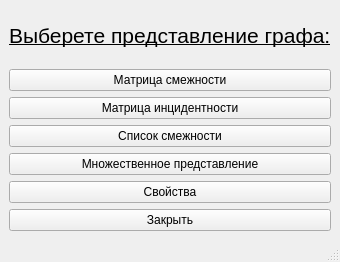
The window that mainwindow.ui (Laitielly/BiblioGraph) describes before a commit, drawn with Qt 5.
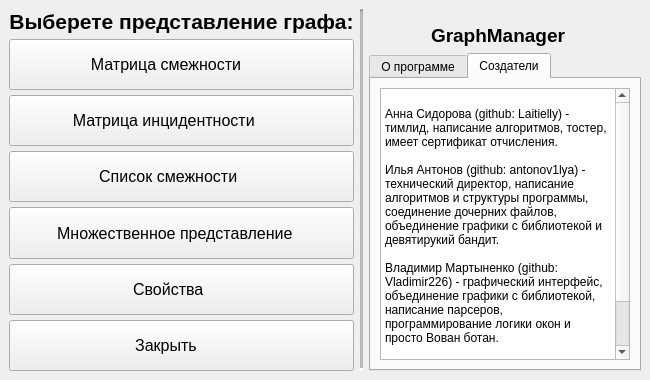
The same window after the commit. Icons and pictures are not drawn.

```diff
--- a/mainwindow.ui
+++ b/mainwindow.ui
@@ -6,8 +6,8 @@
    <rect>
     <x>0</x>
     <y>0</y>
-    <width>340</width>
-    <height>262</height>
+    <width>650</width>
+    <height>380</height>
    </rect>
   </property>
   <property name="windowTitle">
@@ -15,94 +15,400 @@
   </property>
   <widget class="QWidget" name="centralwidget">
    <layout class="QGridLayout" name="gridLayout">
-    <item row="2" column="0">
-     <layout class="QVBoxLayout" name="verticalLayout">
+    <item row="1" column="2">
+     <layout class="QVBoxLayout" name="verticalLayout_3">
       <item>
-       <widget class="QPushButton" name="btn_matrix_adjacency">
-        <property name="text">
-         <string>Матрица смежности</string>
+       <layout class="QHBoxLayout" name="horizontalLayout">
+        <property name="spacing">
+         <number>6</number>
         </property>
-       </widget>
-      </item>
-      <item>
-       <widget class="QPushButton" name="btn_matrix_incid">
-        <property name="text">
-         <string>Матрица инцидентности</string>
+        <property name="topMargin">
+         <number>15</number>
         </property>
-       </widget>
+        <item>
+         <spacer name="horizontalSpacer">
+          <property name="orientation">
+           <enum>Qt::Horizontal</enum>
+          </property>
+          <property name="sizeHint" stdset="0">
+           <size>
+            <width>40</width>
+            <height>20</height>
+           </size>
+          </property>
+         </spacer>
+        </item>
+        <item>
+         <widget class="QLabel" name="label_2">
+          <property name="font">
+           <font>
+            <pointsize>14</pointsize>
+            <weight>75</weight>
+            <bold>true</bold>
+            <underline>false</underline>
+           </font>
+          </property>
+          <property name="text">
+           <string>GraphManager</string>
+          </property>
+         </widget>
+        </item>
+        <item>
+         <widget class="QLabel" name="label_3">
+          <property name="text">
+           <string/>
+          </property>
+          <property name="pixmap">
+           <pixmap resource="resources.qrc">:/resourses/graph (2).png</pixmap>
+          </property>
+          <property name="alignment">
+           <set>Qt::AlignCenter</set>
+          </property>
+         </widget>
+        </item>
+        <item>
+         <spacer name="horizontalSpacer_2">
+          <property name="orientation">
+           <enum>Qt::Horizontal</enum>
+          </property>
+          <property name="sizeHint" stdset="0">
+           <size>
+            <width>40</width>
+            <height>20</height>
+           </size>
+          </property>
+         </spacer>
+        </item>
+       </layout>
       </item>
       <item>
-       <widget class="QPushButton" name="btn_list_adjacency">
-        <property name="text">
-         <string>Список смежности</string>
+       <widget class="QTabWidget" name="tabWidget">
+        <property name="currentIndex">
+         <number>1</number>
         </property>
-       </widget>
-      </item>
-      <item>
-       <widget class="QPushButton" name="btn_multrepres">
-        <property name="text">
-         <string>Множественное представление</string>
-        </property>
-       </widget>
-      </item>
-      <item>
-       <widget class="QPushButton" name="btn_properties">
-        <property name="text">
-         <string>Свойства</string>
-        </property>
-       </widget>
-      </item>
-     </layout>
-    </item>
-    <item row="3" column="0">
-     <layout class="QHBoxLayout" name="horizontalLayout">
-      <item>
-       <widget class="QPushButton" name="mainExit">
-        <property name="text">
-         <string>Закрыть</string>
-        </property>
+        <widget class="QWidget" name="tab_3">
+         <attribute name="title">
+          <string>О программе</string>
+         </attribute>
+         <layout class="QGridLayout" name="gridLayout_2">
+          <item row="0" column="0">
+           <widget class="QPlainTextEdit" name="plainTextEdit">
+            <property name="readOnly">
+             <bool>true</bool>
+            </property>
+           </widget>
+          </item>
+         </layout>
+        </widget>
+        <widget class="QWidget" name="tab_4">
+         <attribute name="title">
+          <string>Создатели</string>
+         </attribute>
+         <layout class="QGridLayout" name="gridLayout_3">
+          <item row="0" column="1">
+           <widget class="QPlainTextEdit" name="plainTextEdit_2">
+            <property name="frameShape">
+             <enum>QFrame::StyledPanel</enum>
+            </property>
+            <property name="readOnly">
+             <bool>true</bool>
+            </property>
+            <property name="plainText">
+             <string>
+Анна Сидорова (github: Laitielly) - тимлид, написание алгоритмов, тостер, имеет сертификат отчисления.
+
+Илья Антонов (github: antonov1lya) - технический директор, написание алгоритмов и структуры программы, соединение дочерних файлов, объединение графики с библиотекой и девятирукий бандит.
+
+Владимир Мартыненко (github: Vladimir226) - графический интерфейс, объединение графики с библиотекой, написание парсеров, программирование логики окон и просто Вован ботан.
+
+Владислав Будилин (github: vabudilin) - написание алгоритмов и начальник левой тройки ижэка.</string>
+            </property>
+            <property name="overwriteMode">
+             <bool>false</bool>
+            </property>
+            <property name="backgroundVisible">
+             <bool>false</bool>
+            </property>
+            <property name="centerOnScroll">
+             <bool>false</bool>
+            </property>
+           </widget>
+          </item>
+         </layout>
+        </widget>
        </widget>
       </item>
      </layout>
     </item>
     <item row="1" column="0">
-     <widget class="QLabel" name="label">
-      <property name="font">
-       <font>
-        <pointsize>16</pointsize>
-        <underline>true</underline>
-       </font>
+     <layout class="QVBoxLayout" name="verticalLayout_2">
+      <item>
+       <layout class="QVBoxLayout" name="verticalLayout">
+        <property name="spacing">
+         <number>5</number>
+        </property>
+        <property name="sizeConstraint">
+         <enum>QLayout::SetDefaultConstraint</enum>
+        </property>
+        <property name="leftMargin">
+         <number>0</number>
+        </property>
+        <property name="topMargin">
+         <number>0</number>
+        </property>
+        <item>
+         <widget class="QLabel" name="label">
+          <property name="sizePolicy">
+           <sizepolicy hsizetype="Preferred" vsizetype="Minimum">
+            <horstretch>0</horstretch>
+            <verstretch>0</verstretch>
+           </sizepolicy>
+          </property>
+          <property name="font">
+           <font>
+            <pointsize>16</pointsize>
+            <weight>75</weight>
+            <bold>true</bold>
+            <underline>false</underline>
+           </font>
+          </property>
+          <property name="layoutDirection">
+           <enum>Qt::LeftToRight</enum>
+          </property>
+          <property name="autoFillBackground">
+           <bool>false</bool>
+          </property>
+          <property name="text">
+           <string>Выберете представление графа:</string>
+          </property>
+          <property name="textFormat">
+           <enum>Qt::PlainText</enum>
+          </property>
+          <property name="scaledContents">
+           <bool>true</bool>
+          </property>
+          <property name="alignment">
+           <set>Qt::AlignCenter</set>
+          </property>
+         </widget>
+        </item>
+        <item>
+         <widget class="QPushButton" name="btn_matrix_adjacency">
+          <property name="sizePolicy">
+           <sizepolicy hsizetype="Minimum" vsizetype="Minimum">
+            <horstretch>0</horstretch>
+            <verstretch>10</verstretch>
+           </sizepolicy>
+          </property>
+          <property name="font">
+           <font>
+            <pointsize>12</pointsize>
+           </font>
+          </property>
+          <property name="layoutDirection">
+           <enum>Qt::LeftToRight</enum>
+          </property>
+          <property name="text">
+           <string>             Матрица смежности                    </string>
+          </property>
+          <property name="icon">
+           <iconset resource="resources.qrc">
+            <normaloff>:/resourses/neo.png</normaloff>:/resourses/neo.png</iconset>
+          </property>
+          <property name="iconSize">
+           <size>
+            <width>32</width>
+            <height>32</height>
+           </size>
+          </property>
+         </widget>
+        </item>
+        <item>
+         <widget class="QPushButton" name="btn_matrix_incid">
+          <property name="sizePolicy">
+           <sizepolicy hsizetype="Minimum" vsizetype="Minimum">
+            <horstretch>0</horstretch>
+            <verstretch>10</verstretch>
+           </sizepolicy>
+          </property>
+          <property name="font">
+           <font>
+            <pointsize>12</pointsize>
+           </font>
+          </property>
+          <property name="layoutDirection">
+           <enum>Qt::LeftToRight</enum>
+          </property>
+          <property name="text">
+           <string>         Матрица инцидентности                 </string>
+          </property>
+          <property name="icon">
+           <iconset resource="resources.qrc">
+            <normaloff>:/resourses/morpheus.png</normaloff>:/resourses/morpheus.png</iconset>
+          </property>
+          <property name="iconSize">
+           <size>
+            <width>32</width>
+            <height>32</height>
+           </size>
+          </property>
+          <property name="autoExclusive">
+           <bool>false</bool>
+          </property>
+          <property name="default">
+           <bool>false</bool>
+          </property>
+         </widget>
+        </item>
+        <item>
+         <widget class="QPushButton" name="btn_list_adjacency">
+          <property name="sizePolicy">
+           <sizepolicy hsizetype="Minimum" vsizetype="Minimum">
+            <horstretch>0</horstretch>
+            <verstretch>10</verstretch>
+           </sizepolicy>
+          </property>
+          <property name="font">
+           <font>
+            <pointsize>12</pointsize>
+           </font>
+          </property>
+          <property name="layoutDirection">
+           <enum>Qt::LeftToRight</enum>
+          </property>
+          <property name="text">
+           <string>              Список смежности                    </string>
+          </property>
+          <property name="icon">
+           <iconset resource="resources.qrc">
+            <normaloff>:/resourses/niobe.png</normaloff>:/resourses/niobe.png</iconset>
+          </property>
+          <property name="iconSize">
+           <size>
+            <width>32</width>
+            <height>32</height>
+           </size>
+          </property>
+         </widget>
+        </item>
+        <item>
+         <widget class="QPushButton" name="btn_multrepres">
+          <property name="sizePolicy">
+           <sizepolicy hsizetype="Minimum" vsizetype="Minimum">
+            <horstretch>0</horstretch>
+            <verstretch>10</verstretch>
+           </sizepolicy>
+          </property>
+          <property name="font">
+           <font>
+            <pointsize>12</pointsize>
+           </font>
+          </property>
+          <property name="layoutDirection">
+           <enum>Qt::LeftToRight</enum>
+          </property>
+          <property name="text">
+           <string>      Множественное представление         </string>
+          </property>
+          <property name="icon">
+           <iconset resource="resources.qrc">
+            <normaloff>:/resourses/trinity.png</normaloff>:/resourses/trinity.png</iconset>
+          </property>
+          <property name="iconSize">
+           <size>
+            <width>32</width>
+            <height>32</height>
+           </size>
+          </property>
+         </widget>
+        </item>
+        <item>
+         <widget class="QPushButton" name="btn_properties">
+          <property name="sizePolicy">
+           <sizepolicy hsizetype="Minimum" vsizetype="Minimum">
+            <horstretch>0</horstretch>
+            <verstretch>10</verstretch>
+           </sizepolicy>
+          </property>
+          <property name="font">
+           <font>
+            <pointsize>12</pointsize>
+           </font>
+          </property>
+          <property name="layoutDirection">
+           <enum>Qt::LeftToRight</enum>
+          </property>
+          <property name="text">
+           <string>                     Свойства                           </string>
+          </property>
+          <property name="icon">
+           <iconset resource="resources.qrc">
+            <normaloff>:/resourses/matrix.png</normaloff>:/resourses/matrix.png</iconset>
+          </property>
+          <property name="iconSize">
+           <size>
+            <width>32</width>
+            <height>32</height>
+           </size>
+          </property>
+         </widget>
+        </item>
+        <item>
+         <widget class="QPushButton" name="mainExit">
+          <property name="sizePolicy">
+           <sizepolicy hsizetype="Minimum" vsizetype="Minimum">
+            <horstretch>0</horstretch>
+            <verstretch>10</verstretch>
+           </sizepolicy>
+          </property>
+          <property name="font">
+           <font>
+            <pointsize>12</pointsize>
+           </font>
+          </property>
+          <property name="acceptDrops">
+           <bool>false</bool>
+          </property>
+          <property name="layoutDirection">
+           <enum>Qt::LeftToRight</enum>
+          </property>
+          <property name="styleSheet">
+           <string notr="true">setStyleSheet (&quot;text-align: left;&quot;)</string>
+          </property>
+          <property name="text">
+           <string>                     Закрыть                            </string>
+          </property>
+          <property name="icon">
+           <iconset resource="resources.qrc">
+            <normaloff>:/resourses/closed.png</normaloff>:/resourses/closed.png</iconset>
+          </property>
+          <property name="iconSize">
+           <size>
+            <width>32</width>
+            <height>32</height>
+           </size>
+          </property>
+         </widget>
+        </item>
+       </layout>
+      </item>
+     </layout>
+    </item>
+    <item row="1" column="1">
+     <widget class="Line" name="line">
+      <property name="lineWidth">
+       <number>3</number>
       </property>
-      <property name="layoutDirection">
-       <enum>Qt::LeftToRight</enum>
+      <property name="midLineWidth">
+       <number>3</number>
       </property>
-      <property name="autoFillBackground">
-       <bool>false</bool>
-      </property>
-      <property name="text">
-       <string>Выберете представление графа:</string>
-      </property>
-      <property name="textFormat">
-       <enum>Qt::RichText</enum>
-      </property>
-      <property name="scaledContents">
-       <bool>false</bool>
+      <property name="orientation">
+       <enum>Qt::Vertical</enum>
       </property>
      </widget>
     </item>
    </layout>
   </widget>
-  <widget class="QMenuBar" name="menubar">
-   <property name="geometry">
-    <rect>
-     <x>0</x>
-     <y>0</y>
-     <width>340</width>
-     <height>21</height>
-    </rect>
-   </property>
-  </widget>
-  <widget class="QStatusBar" name="statusbar"/>
  </widget>
  <resources/>
  <connections/>
```
Left out of the diff: 10 changed lines with no effect on the pictures.
